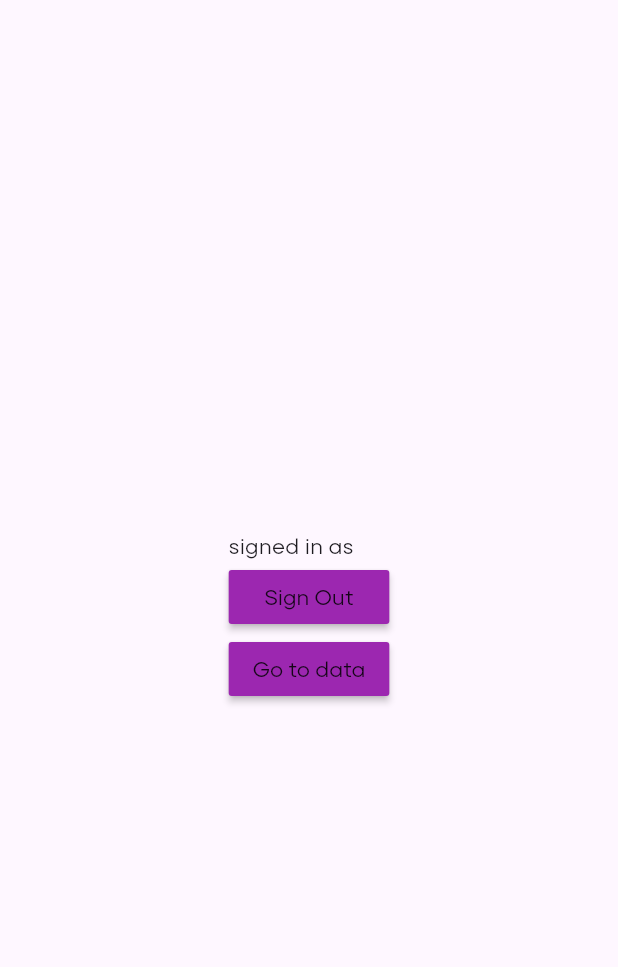
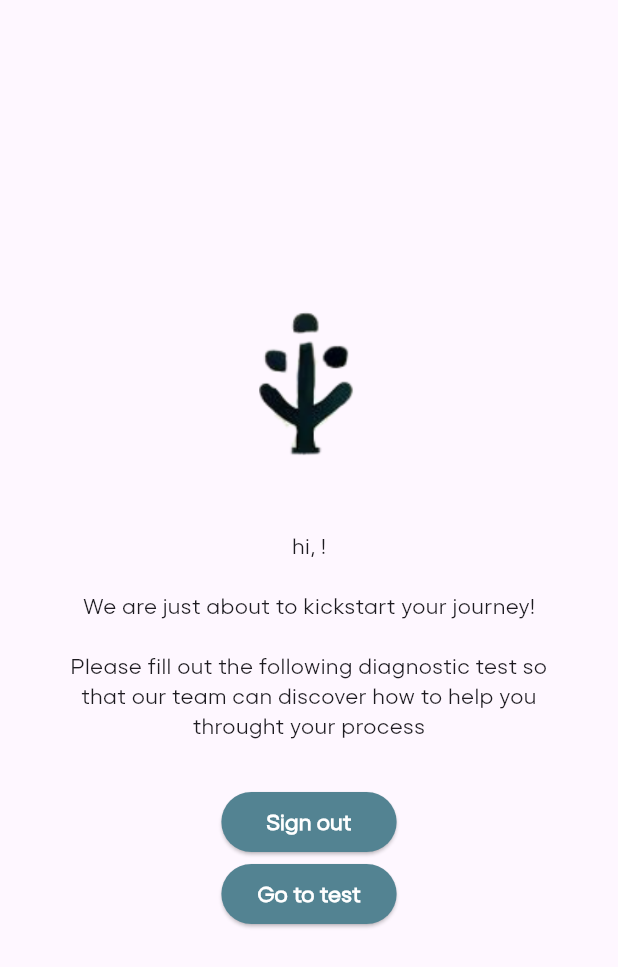
Before and after one commit to binivazqua/Willow, a Flutter app: the screen it shows once a user with an empty profile is signed in, on a phone screen of 412 x 824 dp. Shown: the top 967 px of the screen. Run offline on Flutter 3.47's test engine with Material 3 defaults, Android fonts, the phone set to English and light mode, and no system bars; our stand-ins replace cloud_firestore, firebase_auth, firebase_core, flutter_rating_bar; missing offline and left inert: dart:ffi; accounts and stored records are empty.

Commit message:
styling logged page

```diff
--- a/lib/auth/testing/logged.dart
+++ b/lib/auth/testing/logged.dart
@@ -1,4 +1,7 @@
+import 'package:bejoy/components/userData/turquoiseButton.dart';
 import 'package:bejoy/data/tabs/tabs.dart';
+import 'package:bejoy/design/colors/palette.dart';
+import 'package:cloud_firestore/cloud_firestore.dart';
 import 'package:firebase_auth/firebase_auth.dart';
 import 'package:flutter/material.dart';
 
@@ -11,31 +14,64 @@ class loggedPage extends StatefulWidget {
 
 class _loggedPageState extends State<loggedPage> {
   final user = FirebaseAuth.instance.currentUser;
+  FirebaseFirestore database = FirebaseFirestore.instance;
+
   @override
   Widget build(BuildContext context) {
     return Scaffold(
-      body: Center(
-        child: IntrinsicWidth(
+      body: Padding(
+        padding: const EdgeInsets.symmetric(horizontal: 40),
+        child: Center(
           child: Column(
             mainAxisAlignment: MainAxisAlignment.center,
+            //crossAxisAlignment: CrossAxisAlignment.stretch,
+            children: [
+              Image(
+                image: AssetImage('lib/design/logos/willow_tree.png'),
+                width: 100,
+                height: 100,
+              ),
+              SizedBox(
+                height: 50,
+              ),
+              Text('hi, ${user?.email}!'),
+              SizedBox(
+                height: 20,
+              ),
+              Text('We are just about to kickstart your journey!'),
+              SizedBox(
+                height: 20,
+              ),
+              Text(
+                'Please fill out the following diagnostic test so that our team can discover how to help you throught your process',
+                softWrap: true,
+                textAlign: TextAlign.center,
+              ),
+              SizedBox(
+                height: 30,
+              ),
+              IntrinsicWidth(
+                child: Column(
+                  mainAxisSize: MainAxisSize.min,
                   crossAxisAlignment: CrossAxisAlignment.stretch,
                   children: [
-              Text('signed in as ${user?.email}'),
-              MaterialButton(
-                  color: Colors.purple,
-                  child: Text('Sign Out'),
-                  onPressed: () {
+                    Turquoisebutton(
+                      txt: 'Sign out',
+                      op: () {
                         FirebaseAuth.instance.signOut();
-                  }),
-              MaterialButton(
-                onPressed: () {
+                      },
+                    ),
+                    Turquoisebutton(
+                      txt: 'Go to test',
+                      op: () {
                         Navigator.push(
                             context,
                             MaterialPageRoute(
                                 builder: (context) => userDiagnosticTest()));
                       },
-                color: Colors.purple,
-                child: Text('Go to data'),
+                    ),
+                  ],
+                ),
               )
             ],
           ),
--- a/pubspec.yaml
+++ b/pubspec.yaml
@@ -35,3 +35,5 @@ flutter:
   assets:
     - lib/design/logos/willow_color_TXT.png
     - lib/design/logos/kanji.png
+    - lib/design/logos/willow_bw.png
+    - lib/design/logos/willow_tree.png
```
Lines whose indentation alone changed are shown as unchanged.
